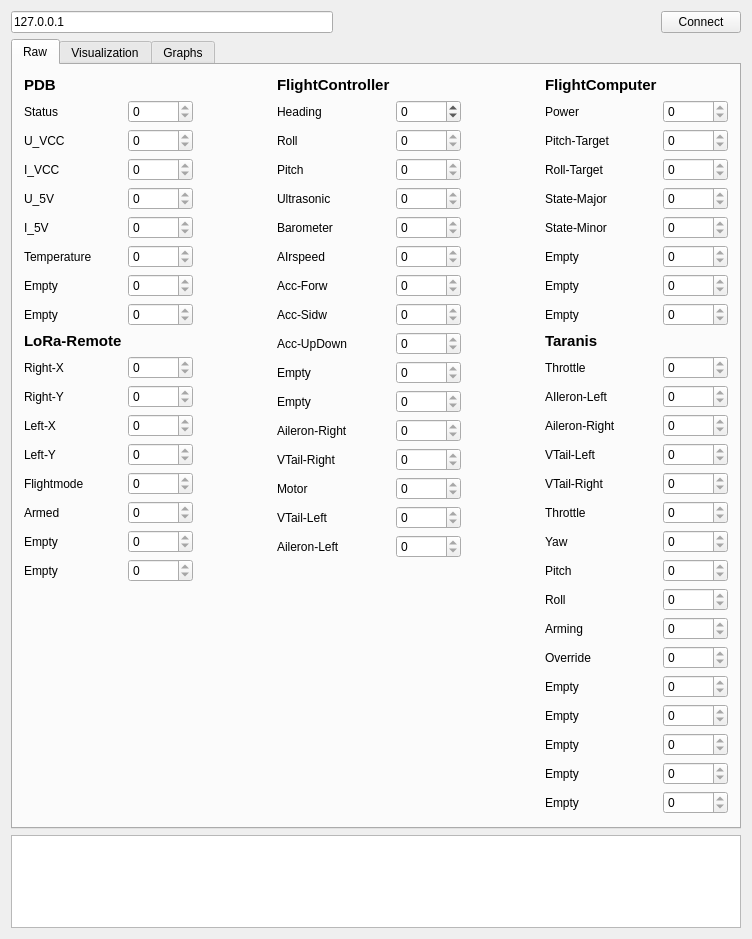
The window that Ground Station/mainwindow.ui (ToolboxPlane/util) describes before a commit, drawn with Qt 5.
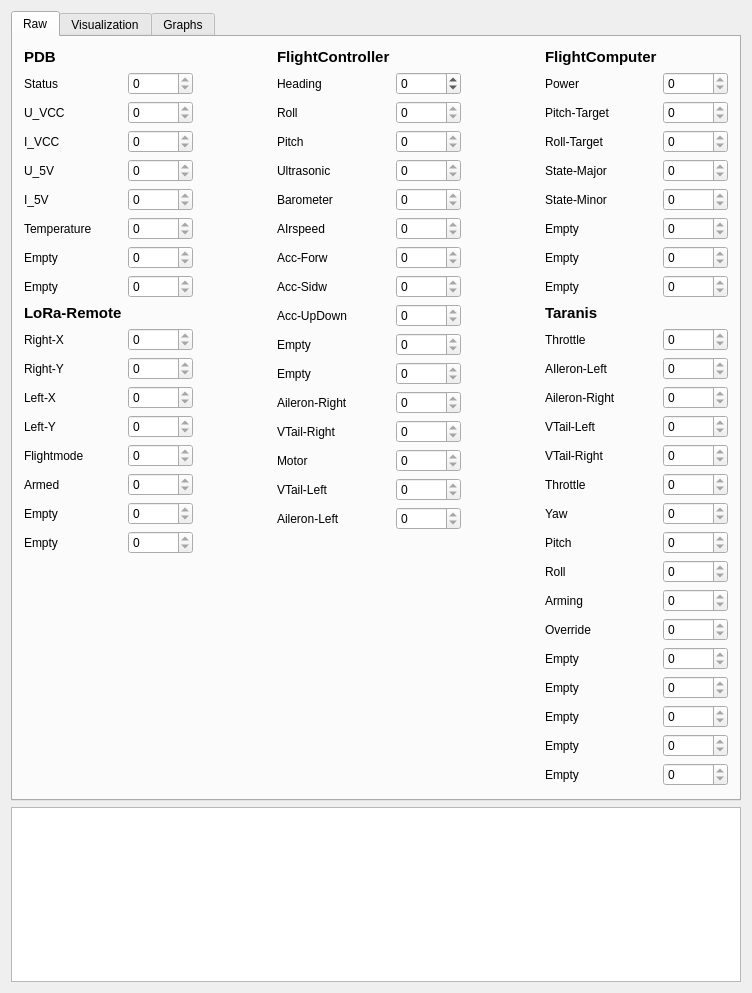
The same window after the commit.

```diff
--- a/Ground Station/mainwindow.ui
+++ b/Ground Station/mainwindow.ui
@@ -7,7 +7,7 @@
     <x>0</x>
     <y>0</y>
     <width>752</width>
-    <height>939</height>
+    <height>993</height>
    </rect>
   </property>
   <property name="windowTitle">
@@ -15,40 +15,6 @@
   </property>
   <widget class="QWidget" name="centralWidget">
    <layout class="QVBoxLayout" name="verticalLayout">
-    <item>
-     <layout class="QHBoxLayout" name="horizontalLayout">
-      <property name="sizeConstraint">
-       <enum>QLayout::SetDefaultConstraint</enum>
-      </property>
-      <item>
-       <widget class="QLineEdit" name="ipAddress">
-        <property name="text">
-         <string>127.0.0.1</string>
-        </property>
-       </widget>
-      </item>
-      <item>
-       <spacer name="horizontalSpacer">
-        <property name="orientation">
-         <enum>Qt::Horizontal</enum>
-        </property>
-        <property name="sizeHint" stdset="0">
-         <size>
-          <width>40</width>
-          <height>20</height>
-         </size>
-        </property>
-       </spacer>
-      </item>
-      <item>
-       <widget class="QPushButton" name="connectButton">
-        <property name="text">
-         <string>Connect</string>
-        </property>
-       </widget>
-      </item>
-     </layout>
-    </item>
     <item>
      <widget class="QTabWidget" name="tabWidget">
       <property name="currentIndex">
```
